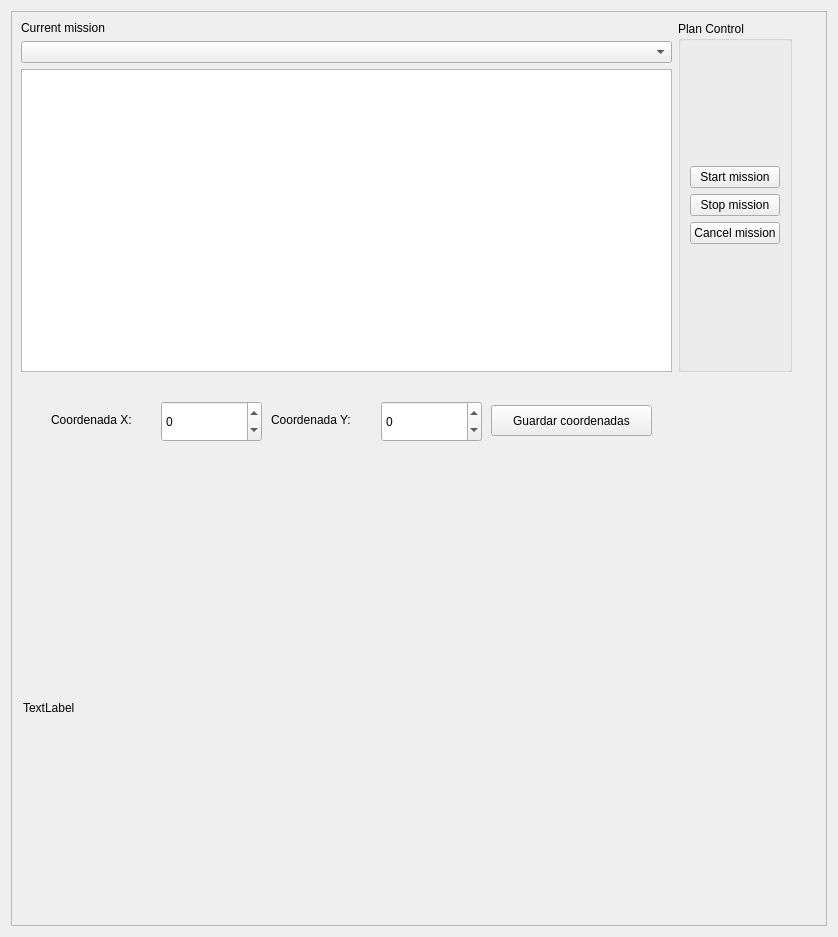
Before: the Qt Designer form agentes/mission_controller_giraff/src/localUI.ui in robocomp/robocomp-giraff, drawn with Qt 5.
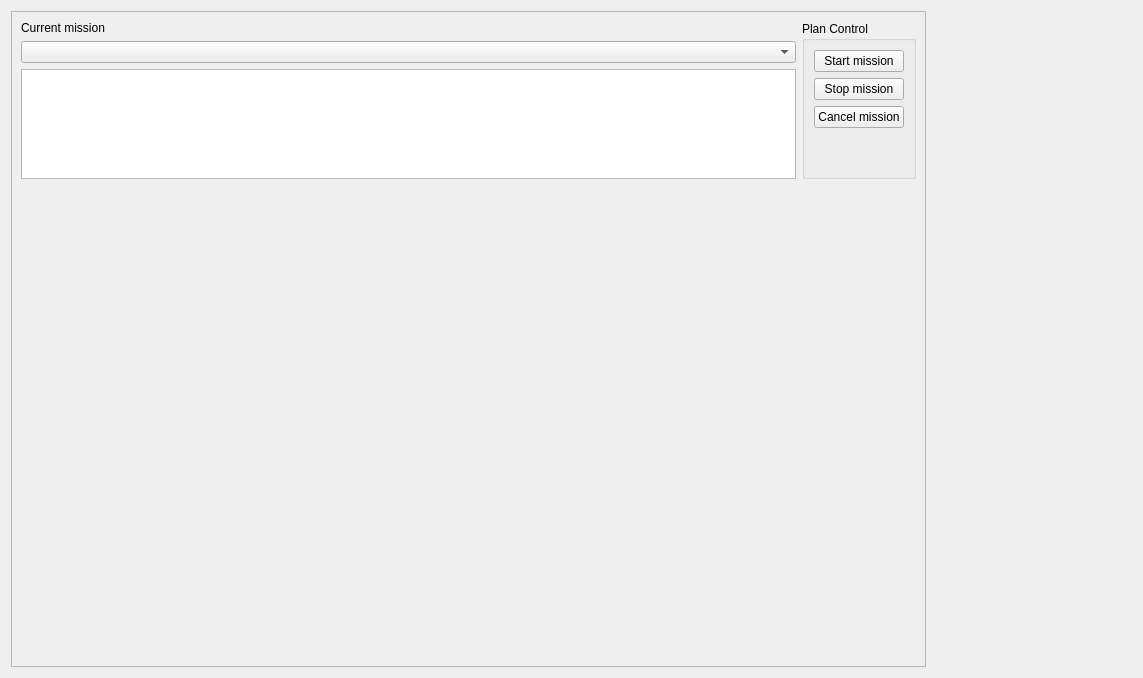
After: the same form once the commit is applied.

What changed in the file:
```diff
--- a/agentes/mission_controller_giraff/src/localUI.ui
+++ b/agentes/mission_controller_giraff/src/localUI.ui
@@ -6,8 +6,8 @@
    <rect>
     <x>0</x>
     <y>0</y>
-    <width>838</width>
-    <height>937</height>
+    <width>1143</width>
+    <height>678</height>
    </rect>
   </property>
   <property name="windowTitle">
@@ -15,7 +15,7 @@
   </property>
   <layout class="QVBoxLayout" name="verticalLayout_2">
    <item>
-    <layout class="QVBoxLayout" name="verticalLayout">
+    <layout class="QHBoxLayout" name="horizontalLayout_2">
      <item>
       <widget class="QFrame" name="frame">
        <property name="minimumSize">
@@ -30,15 +30,8 @@
        <property name="frameShadow">
         <enum>QFrame::Raised</enum>
        </property>
-       <widget class="QWidget" name="layoutWidget">
-        <property name="geometry">
-         <rect>
-          <x>10</x>
-          <y>10</y>
-          <width>771</width>
-          <height>351</height>
-         </rect>
-        </property>
+       <layout class="QVBoxLayout" name="verticalLayout_6" stretch="10,30">
+        <item>
         <layout class="QHBoxLayout" name="horizontalLayout">
          <item>
           <layout class="QVBoxLayout" name="verticalLayout_5">
@@ -90,98 +83,68 @@
                 </property>
                </widget>
               </item>
+               <item>
+                <spacer name="verticalSpacer">
+                 <property name="orientation">
+                  <enum>Qt::Vertical</enum>
+                 </property>
+                 <property name="sizeHint" stdset="0">
+                  <size>
+                   <width>20</width>
+                   <height>40</height>
+                  </size>
+                 </property>
+                </spacer>
+               </item>
              </layout>
             </item>
            </layout>
           </widget>
          </item>
         </layout>
-       </widget>
-       <widget class="QLabel" name="labelX">
-        <property name="geometry">
-         <rect>
-          <x>40</x>
-          <y>400</y>
-          <width>131</width>
-          <height>17</height>
-         </rect>
-        </property>
-        <property name="text">
-         <string>Coordenada X:</string>
-        </property>
-       </widget>
-       <widget class="QLabel" name="labelY">
-        <property name="geometry">
-         <rect>
-          <x>260</x>
-          <y>400</y>
-          <width>101</width>
-          <height>17</height>
-         </rect>
-        </property>
-        <property name="text">
-         <string>Coordenada Y:</string>
-        </property>
-       </widget>
-       <widget class="QPushButton" name="pushButton_save_coords">
-        <property name="geometry">
-         <rect>
-          <x>480</x>
-          <y>394</y>
-          <width>161</width>
-          <height>31</height>
-         </rect>
-        </property>
-        <property name="text">
-         <string>Guardar coordenadas</string>
-        </property>
-       </widget>
+        </item>
+        <item>
+         <widget class="QWidget" name="empty_widget" native="true">
+          <property name="minimumSize">
+           <size>
+            <width>0</width>
+            <height>0</height>
+           </size>
+          </property>
+         </widget>
+        </item>
+       </layout>
+      </widget>
+     </item>
+     <item>
+      <layout class="QVBoxLayout" name="verticalLayout">
+       <item>
        <widget class="QLabel" name="label_rgb">
-        <property name="geometry">
-         <rect>
-          <x>12</x>
-          <y>496</y>
-          <width>761</width>
-          <height>401</height>
-         </rect>
+         <property name="minimumSize">
+          <size>
+           <width>200</width>
+           <height>200</height>
+          </size>
         </property>
         <property name="text">
-         <string>TextLabel</string>
-        </property>
-       </widget>
-       <widget class="QSpinBox" name="coordX">
-        <property name="geometry">
-         <rect>
-          <x>150</x>
-          <y>390</y>
-          <width>101</width>
-          <height>41</height>
-         </rect>
-        </property>
-        <property name="minimum">
-         <number>-12000</number>
-        </property>
-        <property name="maximum">
-         <number>12000</number>
-        </property>
-       </widget>
-       <widget class="QSpinBox" name="coordY">
-        <property name="geometry">
-         <rect>
-          <x>370</x>
-          <y>390</y>
-          <width>101</width>
-          <height>41</height>
-         </rect>
-        </property>
-        <property name="minimum">
-         <number>-35000</number>
-        </property>
-        <property name="maximum">
-         <number>35000</number>
-        </property>
-       </widget>
-      </widget>
+          <string>&lt;IMAGE&gt;</string>
+         </property>
+        </widget>
+       </item>
+       <item>
+        <spacer name="verticalSpacer_2">
+         <property name="orientation">
+          <enum>Qt::Vertical</enum>
+         </property>
+         <property name="sizeHint" stdset="0">
+          <size>
+           <width>20</width>
+           <height>40</height>
+          </size>
+         </property>
+        </spacer>
+       </item>
+      </layout>
      </item>
     </layout>
    </item>
```
Lines whose indentation alone changed are shown as unchanged.
